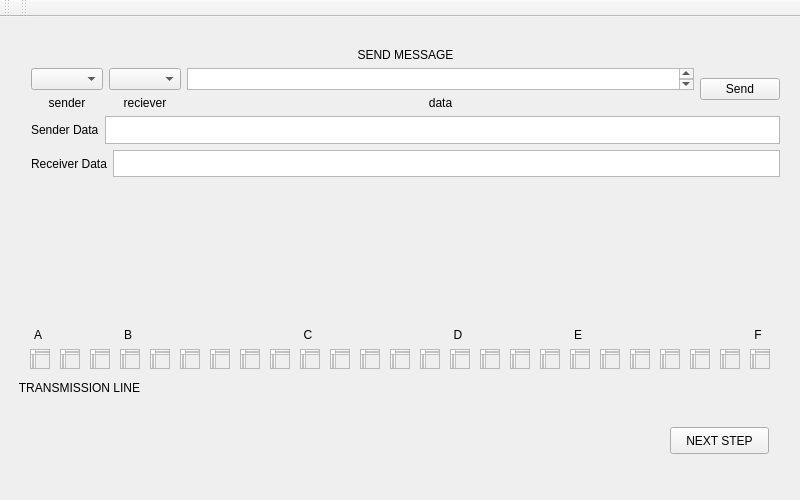
Qt form CSMA_SIMULTAOR/mainwindow.ui (AahanSingh/CSMA-CD-P-Persistent) before a commit.
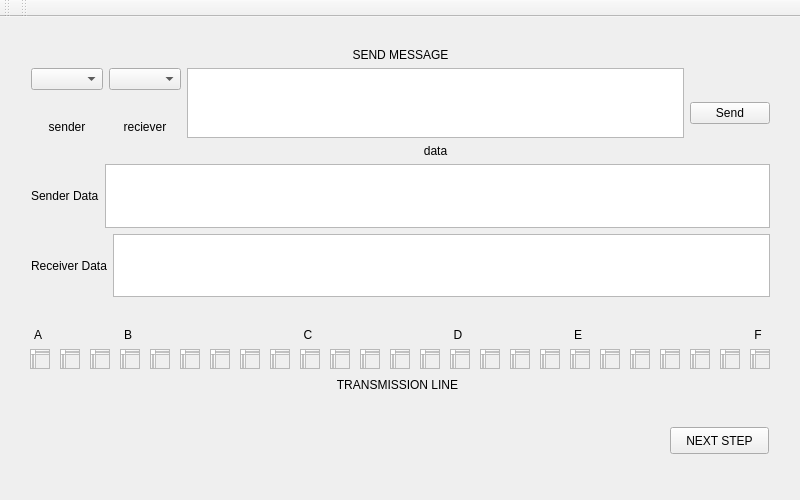
The same form after that commit.

What changed in the file:
```diff
--- a/CSMA_SIMULTAOR/mainwindow.ui
+++ b/CSMA_SIMULTAOR/mainwindow.ui
@@ -41,8 +41,8 @@
    <widget class="QLabel" name="label_5">
     <property name="geometry">
      <rect>
-      <x>12</x>
-      <y>363</y>
+      <x>330</x>
+      <y>360</y>
       <width>135</width>
       <height>16</height>
      </rect>
@@ -638,13 +638,13 @@
      <bool>true</bool>
     </property>
    </widget>
-   <widget class="QWidget" name="">
+   <widget class="QWidget" name="layoutWidget">
     <property name="geometry">
      <rect>
       <x>20</x>
       <y>20</y>
-      <width>771</width>
-      <height>151</height>
+      <width>761</width>
+      <height>271</height>
      </rect>
     </property>
     <layout class="QVBoxLayout" name="verticalLayout_7">
```
Left out of the diff: 26 changed lines with no effect on the pictures.
